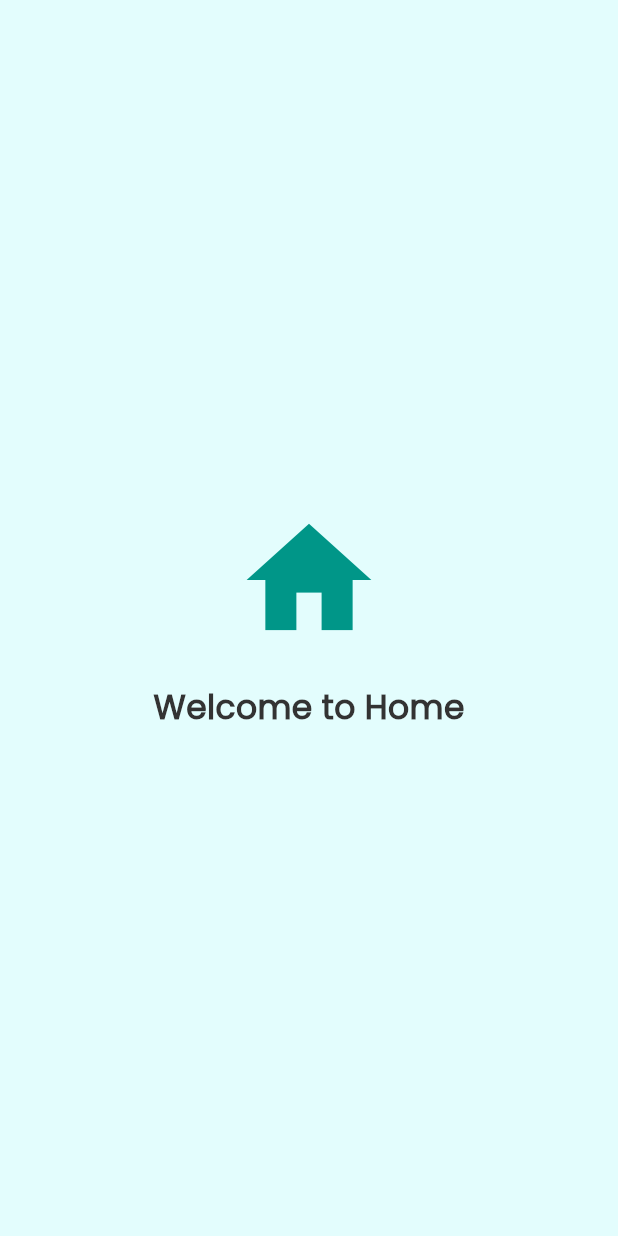
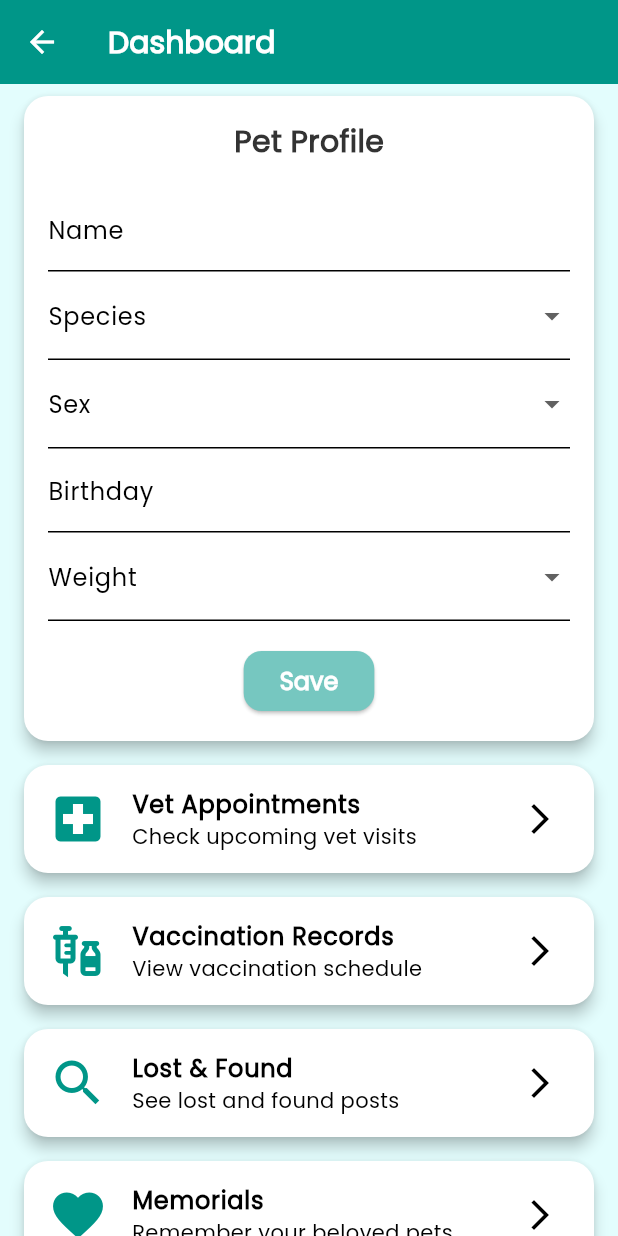
Before and after one commit to aayam17/pet_alert_app, a Flutter app: the HomeScreen screen opened directly, on a phone screen of 412 x 824 dp. Run offline on Flutter 3.47's test engine with Material 3 defaults, Android fonts, the phone set to English and light mode, and no system bars; our stand-ins replace equatable, flutter_bloc, font_awesome_flutter, get_it, google_fonts, hive and 1 more; accounts and stored records are empty.

Commit message:
2 Unit Test, 2 Bloc Test, 2 Widget Test done

```diff
--- a/lib/features/auth/data/data_source/remote_datasource/auth_remote_datasource.dart
+++ b/lib/features/auth/data/data_source/remote_datasource/auth_remote_datasource.dart
@@ -12,8 +12,8 @@ class AuthRemoteDataSourceImpl implements AuthRemoteDataSource {
 
   AuthRemoteDataSourceImpl(this.client);
 
-  // ✅ Your Mac's IP and the correct auth route prefix
-  final String _baseUrl = 'http://192.168.1.67:3000/api/auth';
+
+  final String _baseUrl = 'http://192.168.1.91:3000/api/auth';
 
   @override
   Future<AuthApiModel> login(String email, String password) async {
--- a/lib/features/auth/presentation/view_model/signup/signup_bloc.dart
+++ b/lib/features/auth/presentation/view_model/signup/signup_bloc.dart
@@ -26,7 +26,7 @@ class SignupBloc extends Bloc<SignupEvent, SignupState> {
       password: event.password,
     ));
 
-    // ✅ Save token to Hive
+    // Save token to Hive
     final box = await Hive.openBox('authBox');
     await box.put('token', user.token);
 
--- a/lib/features/home/presentation/view/dashboard.dart
+++ b/lib/features/home/presentation/view/dashboard.dart
@@ -1,6 +1,6 @@
 import 'package:flutter/material.dart';
 import 'package:pet_alert_app/features/auth/presentation/view/login_page.dart';
-import 'home.dart';
+import 'home_screen.dart';
 import 'vet_appointments.dart';
 import 'lost_and_found.dart';
 import 'profile.dart';
--- a/lib/features/home/presentation/view/home.dart
+++ /dev/null
@@ -1,25 +0,0 @@
-import 'package:flutter/material.dart';
-
-class HomeScreen extends StatelessWidget {
-  const HomeScreen({super.key});
-
-  @override
-  Widget build(BuildContext context) {
-    return Scaffold(
-      backgroundColor: const Color(0xFFE3FDFD),
-      body: Center(
-        child: Column(
-          mainAxisAlignment: MainAxisAlignment.center,
-          children: const [
-            Icon(Icons.home, size: 100, color: Colors.teal),
-            SizedBox(height: 20),
-            Text(
-              'Welcome to Home',
-              style: TextStyle(fontSize: 22, fontWeight: FontWeight.bold),
-            ),
-          ],
-        ),
-      ),
-    );
-  }
-}
--- /dev/null
+++ b/lib/features/home/presentation/view/home_screen.dart
@@ -0,0 +1,78 @@
+import 'package:flutter/material.dart';
+import 'package:pet_alert_app/features/home/presentation/view/lost_and_found.dart';
+import 'package:pet_alert_app/features/home/presentation/view/memorials_screen.dart';
+import 'package:pet_alert_app/features/home/presentation/view/vaccination_records_screen.dart';
+import 'package:pet_alert_app/features/home/presentation/view/vet_appointments.dart';
+import 'package:pet_alert_app/features/home/presentation/view/widgets/dashboard_card.dart';
+import 'package:pet_alert_app/features/home/presentation/view/widgets/pet_profile_form.dart';
+
+class HomeScreen extends StatelessWidget {
+  const HomeScreen({super.key});
+
+  @override
+  Widget build(BuildContext context) {
+    return Scaffold(
+      backgroundColor: const Color(0xFFE3FDFD),
+      appBar: AppBar(
+        backgroundColor: Colors.teal,
+        title: const Text("Dashboard"),
+      ),
+      body: SingleChildScrollView(
+        child: Column(
+          children: [
+            const PetProfileForm(),
+            DashboardCard(
+              title: "Vet Appointments",
+              subtitle: "Check upcoming vet visits",
+              icon: Icons.local_hospital,
+              onTap: () {
+                Navigator.push(
+                  context,
+                  MaterialPageRoute(
+                      builder: (_) => const VetAppointmentsScreen()),
+                );
+              },
+            ),
+            DashboardCard(
+              title: "Vaccination Records",
+              subtitle: "View vaccination schedule",
+              icon: Icons.vaccines,
+              onTap: () {
+                Navigator.push(
+                  context,
+                  MaterialPageRoute(
+                      builder: (_) =>
+                          const VaccinationRecordsScreen()),
+                );
+              },
+            ),
+            DashboardCard(
+              title: "Lost & Found",
+              subtitle: "See lost and found posts",
+              icon: Icons.search,
+              onTap: () {
+                Navigator.push(
+                  context,
+                  MaterialPageRoute(
+                      builder: (_) => const LostAndFoundScreen()),
+                );
+              },
+            ),
+            DashboardCard(
+              title: "Memorials",
+              subtitle: "Remember your beloved pets",
+              icon: Icons.favorite,
+              onTap: () {
+                Navigator.push(
+                  context,
+                  MaterialPageRoute(
+                      builder: (_) => const MemorialsScreen()),
+                );
+              },
+            ),
+          ],
+        ),
+      ),
+    );
+  }
+}
--- /dev/null
+++ b/lib/features/home/presentation/view/widgets/dashboard_card.dart
@@ -0,0 +1,31 @@
+import 'package:flutter/material.dart';
+
+class DashboardCard extends StatelessWidget {
+  final String title;
+  final String subtitle;
+  final IconData icon;
+  final VoidCallback onTap;
+
+  const DashboardCard({
+    super.key,
+    required this.title,
+    required this.subtitle,
+    required this.icon,
+    required this.onTap,
+  });
+
+  @override
+  Widget build(BuildContext context) {
+    return Card(
+      margin: const EdgeInsets.symmetric(horizontal: 16, vertical: 8),
+      color: Colors.white,
+      child: ListTile(
+        leading: Icon(icon, size: 40, color: Colors.teal),
+        title: Text(title, style: const TextStyle(fontWeight: FontWeight.bold)),
+        subtitle: Text(subtitle),
+        trailing: const Icon(Icons.arrow_forward_ios),
+        onTap: onTap,
+      ),
+    );
+  }
+}
--- /dev/null
+++ b/lib/features/home/presentation/view/widgets/pet_profile_form.dart
@@ -0,0 +1,115 @@
+import 'package:flutter/material.dart';
+
+class PetProfileForm extends StatefulWidget {
+  const PetProfileForm({super.key});
+
+  @override
+  State<PetProfileForm> createState() => _PetProfileFormState();
+}
+
+class _PetProfileFormState extends State<PetProfileForm> {
+  final _formKey = GlobalKey<FormState>();
+
+  final TextEditingController nameController = TextEditingController();
+  String? selectedSpecies;
+  String? selectedSex;
+  String? selectedWeight;
+  DateTime? birthday;
+
+  @override
+  Widget build(BuildContext context) {
+    return Card(
+      color: Colors.white,
+      margin: const EdgeInsets.symmetric(horizontal: 16, vertical: 8),
+      child: Padding(
+        padding: const EdgeInsets.all(16.0),
+        child: Form(
+          key: _formKey,
+          child: Column(
+            children: [
+              const Text(
+                "Pet Profile",
+                style: TextStyle(
+                  fontSize: 20,
+                  fontWeight: FontWeight.bold,
+                ),
+              ),
+              const SizedBox(height: 16),
+              TextFormField(
+                controller: nameController,
+                decoration: const InputDecoration(labelText: 'Name'),
+              ),
+              DropdownButtonFormField<String>(
+                decoration: const InputDecoration(labelText: 'Species'),
+                items: ['Dog', 'Cat', 'Other']
+                    .map((e) => DropdownMenuItem(value: e, child: Text(e)))
+                    .toList(),
+                onChanged: (value) {
+                  setState(() {
+                    selectedSpecies = value;
+                  });
+                },
+              ),
+              DropdownButtonFormField<String>(
+                decoration: const InputDecoration(labelText: 'Sex'),
+                items: ['Male', 'Female']
+                    .map((e) => DropdownMenuItem(value: e, child: Text(e)))
+                    .toList(),
+                onChanged: (value) {
+                  setState(() {
+                    selectedSex = value;
+                  });
+                },
+              ),
+              TextFormField(
+                readOnly: true,
+                decoration: const InputDecoration(
+                  labelText: 'Birthday',
+                  hintText: 'Select date',
+                ),
+                onTap: () async {
+                  final date = await showDatePicker(
+                    context: context,
+                    initialDate: DateTime.now(),
+                    firstDate: DateTime(2000),
+                    lastDate: DateTime.now(),
+                  );
+                  if (date != null) {
+                    setState(() {
+                      birthday = date;
+                    });
+                  }
+                },
+                controller: TextEditingController(
+                  text: birthday == null
+                      ? ''
+                      : '${birthday!.month}/${birthday!.day}/${birthday!.year}',
+                ),
+              ),
+              DropdownButtonFormField<String>(
+                decoration: const InputDecoration(labelText: 'Weight'),
+                items: ['<10 lbs', '10-25 lbs', '25-50 lbs', '50+ lbs']
+                    .map((e) => DropdownMenuItem(value: e, child: Text(e)))
+                    .toList(),
+                onChanged: (value) {
+                  setState(() {
+                    selectedWeight = value;
+                  });
+                },
+              ),
+              const SizedBox(height: 16),
+              ElevatedButton(
+                onPressed: () {
+                  if (_formKey.currentState!.validate()) {
+                    // Save logic here
+                  }
+                },
+                child: const Text("Save"),
+              ),
+            ],
+          ),
+        ),
+      ),
+    );
+  }
+}
--- a/pubspec.yaml
+++ b/pubspec.yaml
@@ -59,6 +59,8 @@ dependencies:
   cupertino_icons: ^1.0.8
   build_runner: ^2.5.1
   analyzer: ^6.11.0
+  mocktail: ^1.0.4
+  bloc_test: ^10.0.0
 
 dev_dependencies:
   flutter_test:
```
Also changed, not shown: lib/features/home/presentation/view/memorials_screen.dart (added, +18 -0 lines), lib/features/home/presentation/view/vaccination_records_screen.dart (added, +18 -0 lines), pubspec.lock, 6 other files.
